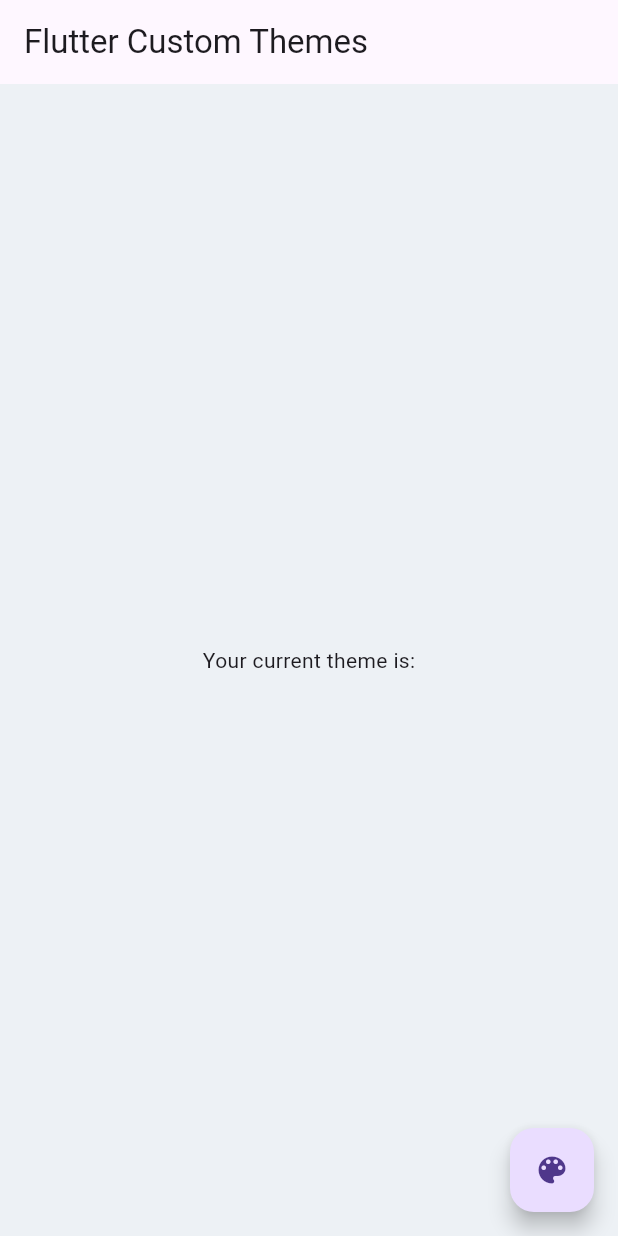
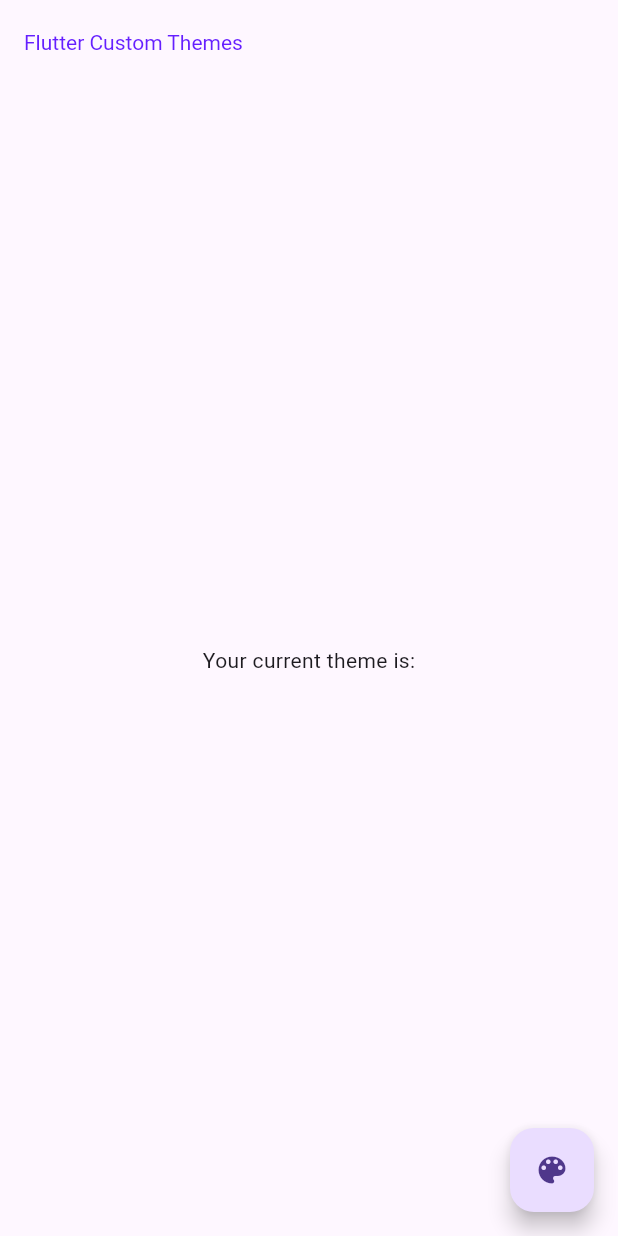
Before and after one commit to kverkholomova/-custom_theme_flutter, a Flutter app: the screen it shows after launch, on a phone screen of 412 x 824 dp. Run offline on Flutter 3.47's test engine with Material 3 defaults, Android fonts, the phone set to English and light mode, and no system bars.

Commit message:
style: change light theme color scheme

```diff
--- a/lib/theme/light_theme.dart
+++ b/lib/theme/light_theme.dart
@@ -2,11 +2,11 @@ import 'package:flutter/material.dart';
 
 final ThemeData lightTheme = ThemeData(
   brightness: Brightness.light,
-  scaffoldBackgroundColor: const Color.fromRGBO(237,241,245, 1.0),
-  bottomNavigationBarTheme: const BottomNavigationBarThemeData(
-    type: BottomNavigationBarType.fixed,
-    backgroundColor: Color.fromRGBO(226,232,240, 1.0),
-    selectedItemColor: Color.fromRGBO(31,44,59, 1.0),
-    unselectedItemColor: Color.fromRGBO(62,88,117, 1.0),
+  scaffoldBackgroundColor: Colors.deepPurpleAccent[50],
+  appBarTheme: AppBarThemeData(
+    backgroundColor: Colors.deepPurpleAccent[50],
+    titleTextStyle: TextStyle(
+      color: Colors.deepPurpleAccent[400],
+    )
   ),
 );
```
